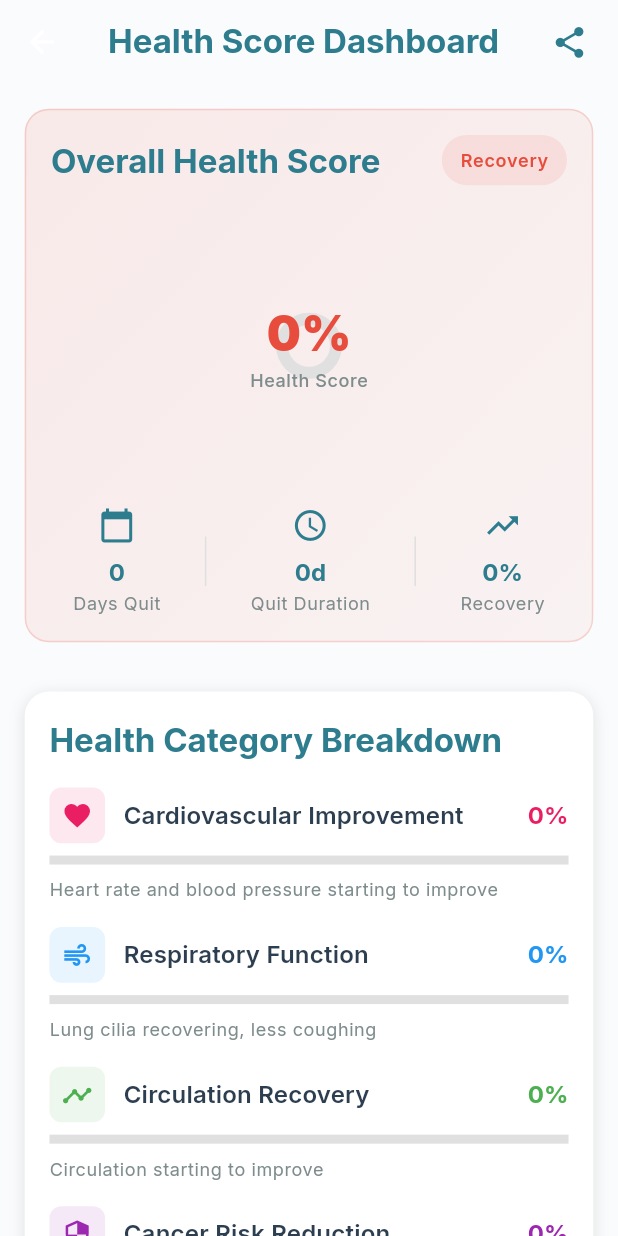
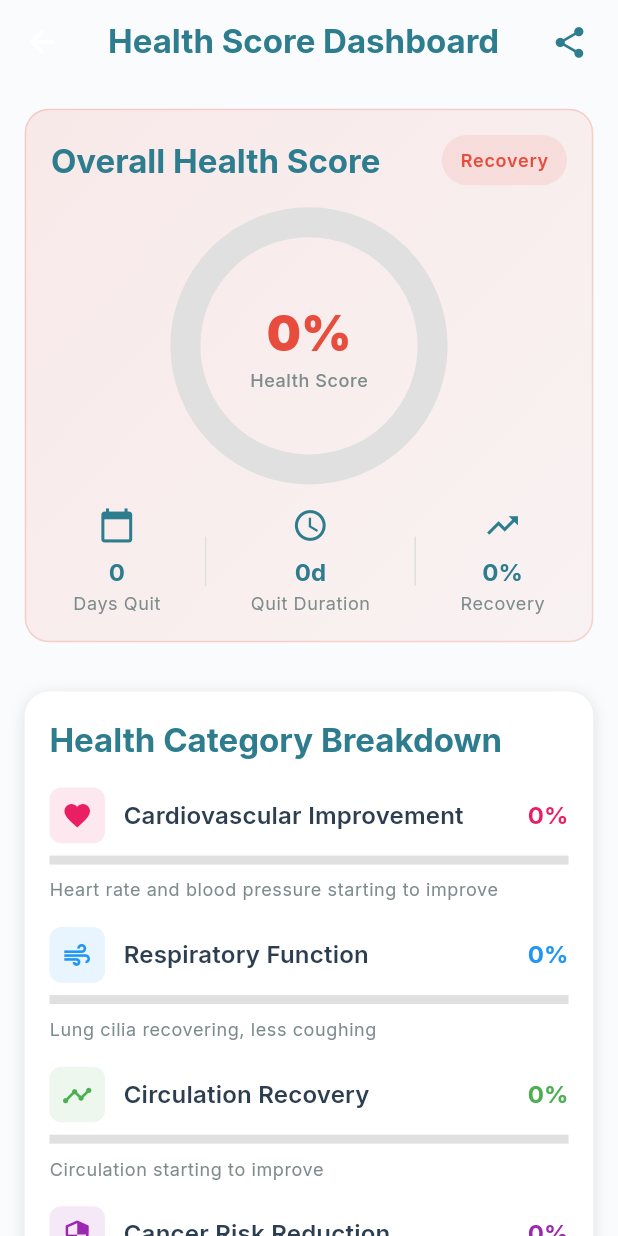
Before and after one commit to Haileman11/smokeless_plus, a Flutter app: the HealthScoreDashboard screen opened by its route, on a phone screen of 412 x 824 dp. Run offline on Flutter 3.47's test engine with Material 3 defaults, Android fonts, the phone set to English and light mode, and no system bars; our stand-ins replace cached_network_image, connectivity_plus, fl_chart, flutter_svg, google_fonts, shared_preferences and 2 more; missing offline and left inert: universal_html; accounts and stored records are empty; network calls fail.

Commit message:
fix: progress dashboard health score percent

```diff
--- a/lib/presentation/health_score_dashboard/widgets/health_score_progress_widget.dart
+++ b/lib/presentation/health_score_dashboard/widgets/health_score_progress_widget.dart
@@ -108,18 +108,23 @@ class _HealthScoreProgressWidgetState extends State<HealthScoreProgressWidget>
               child: Stack(
                 alignment: Alignment.center,
                 children: [
-                  AnimatedBuilder(
+                  SizedBox(
+                    height: 40.w,
+                    width: 40.w,
+                    child: AnimatedBuilder(
                       animation: _progressAnimation,
                       builder: (context, child) {
                         return CircularProgressIndicator(
+
                           value: _progressAnimation.value,
-                        strokeWidth: 8,
+                          strokeWidth: 20,
                           backgroundColor: Colors.grey.shade300,
                           valueColor: AlwaysStoppedAnimation<Color>(
                             _getScoreColor(),
                           ),
                         );
                       },
+                    ),
                   ),
                   Column(
                     mainAxisAlignment: MainAxisAlignment.center,
--- a/lib/presentation/progress_tracking/widgets/money_saved_chart.dart
+++ b/lib/presentation/progress_tracking/widgets/money_saved_chart.dart
@@ -230,6 +230,7 @@ class _MoneySavedChartState extends State<MoneySavedChart> {
                 : BarChart(
                     BarChartData(
                       alignment: BarChartAlignment.spaceEvenly,
+                      maxY: moneySaved * 1.2,
                       barTouchData: BarTouchData(
                         touchTooltipData: BarTouchTooltipData(
                           getTooltipItem: (group, groupIndex, rod, rodIndex) {
```
Lines whose indentation alone changed are shown as unchanged.
